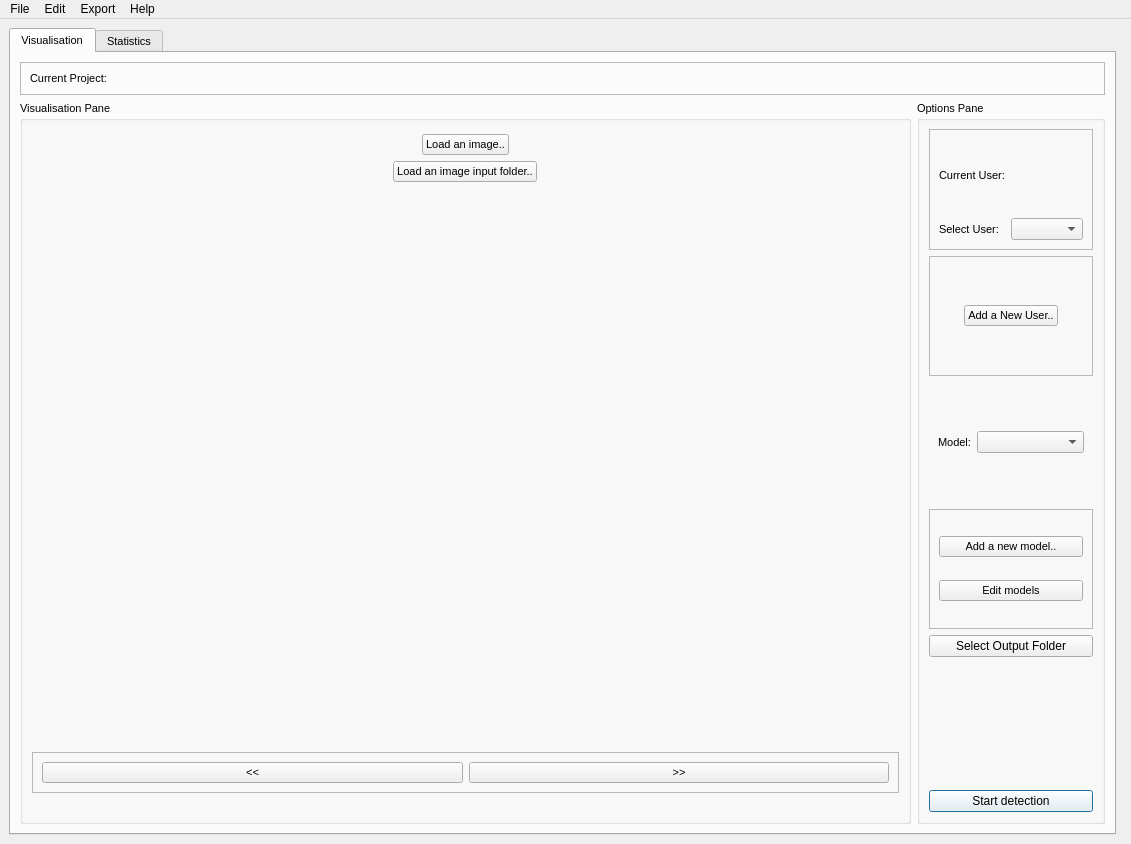
Old version of the form GUI/interface.ui in the repository KameliaBnh/BeeTect.
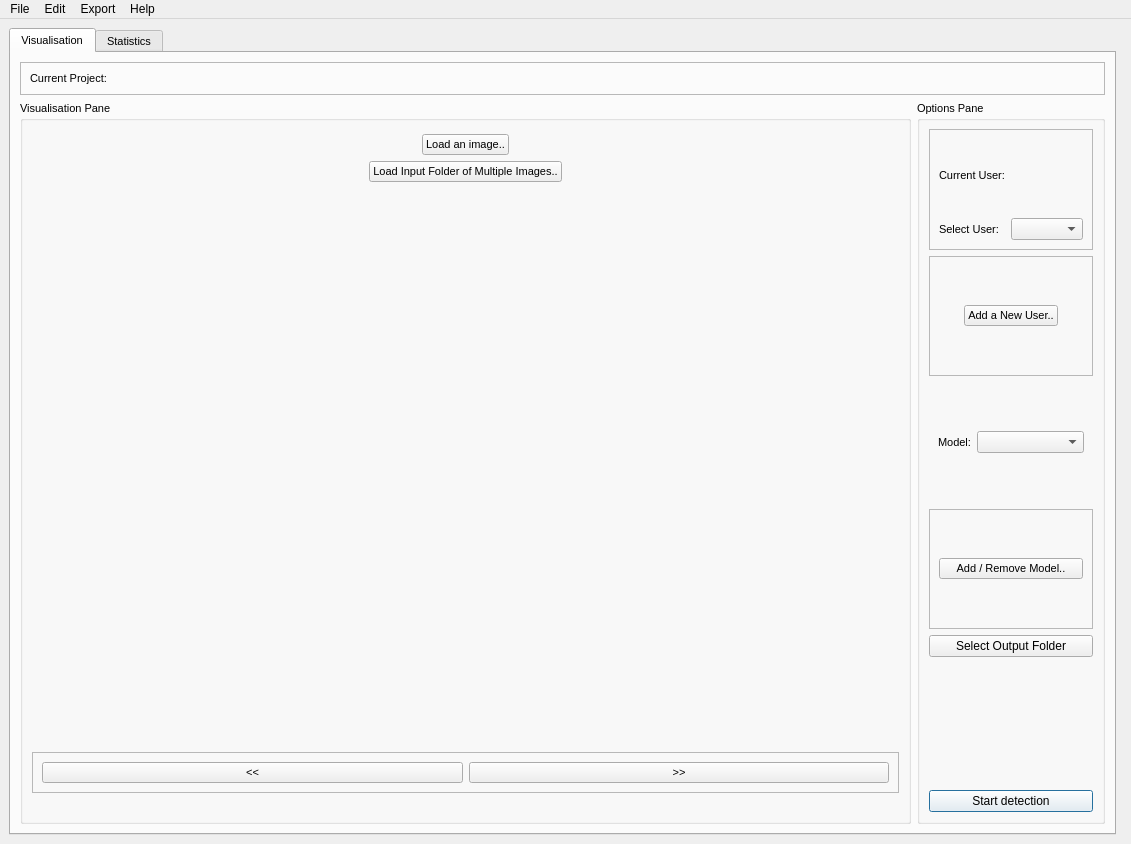
New version of the form.

Commit message:
Modification After Client Meeting
## Information

- Warning when a project hasen't been created
- Add / Remove Model Window
- Change Buttons Names

The edit to the form file:
```diff
--- a/GUI/interface.ui
+++ b/GUI/interface.ui
@@ -206,23 +206,13 @@
                  <string>&lt;html&gt;&lt;head/&gt;&lt;body&gt;&lt;p&gt;Add a new YOLOv5 model.&lt;/p&gt;&lt;/body&gt;&lt;/html&gt;</string>
                 </property>
                 <property name="text">
-                 <string>Add a new model..</string>
+                 <string>Add / Remove Model..</string>
                 </property>
                 <property name="autoDefault">
                  <bool>false</bool>
                 </property>
                </widget>
               </item>
-              <item>
-               <widget class="QPushButton" name="editModels">
-                <property name="toolTip">
-                 <string>&lt;html&gt;&lt;head/&gt;&lt;body&gt;&lt;p&gt;Edit current YOLOv5 models.&lt;/p&gt;&lt;/body&gt;&lt;/html&gt;</string>
-                </property>
-                <property name="text">
-                 <string>Edit models</string>
-                </property>
-               </widget>
-              </item>
              </layout>
             </widget>
            </item>
@@ -389,7 +379,7 @@
                  <string>&lt;html&gt;&lt;head/&gt;&lt;body&gt;&lt;p&gt;Load a folder of image of a field to detect the pollinators using the selected YOLOv5 model.&lt;/p&gt;&lt;/body&gt;&lt;/html&gt;</string>
                 </property>
                 <property name="text">
-                 <string>Load an image input folder..</string>
+                 <string>Load Input Folder of Multiple Images..</string>
                 </property>
                </widget>
               </item>
```
Left out of the diff: 2 changed lines with no effect on the pictures. The commit also changes 2 other files.
